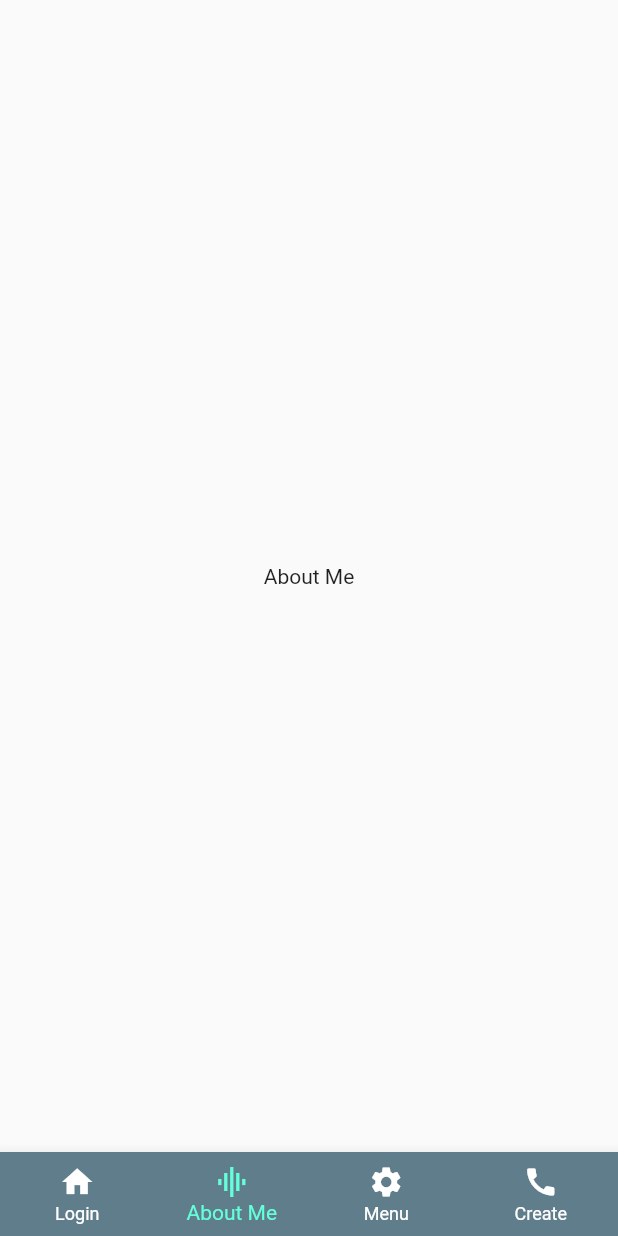
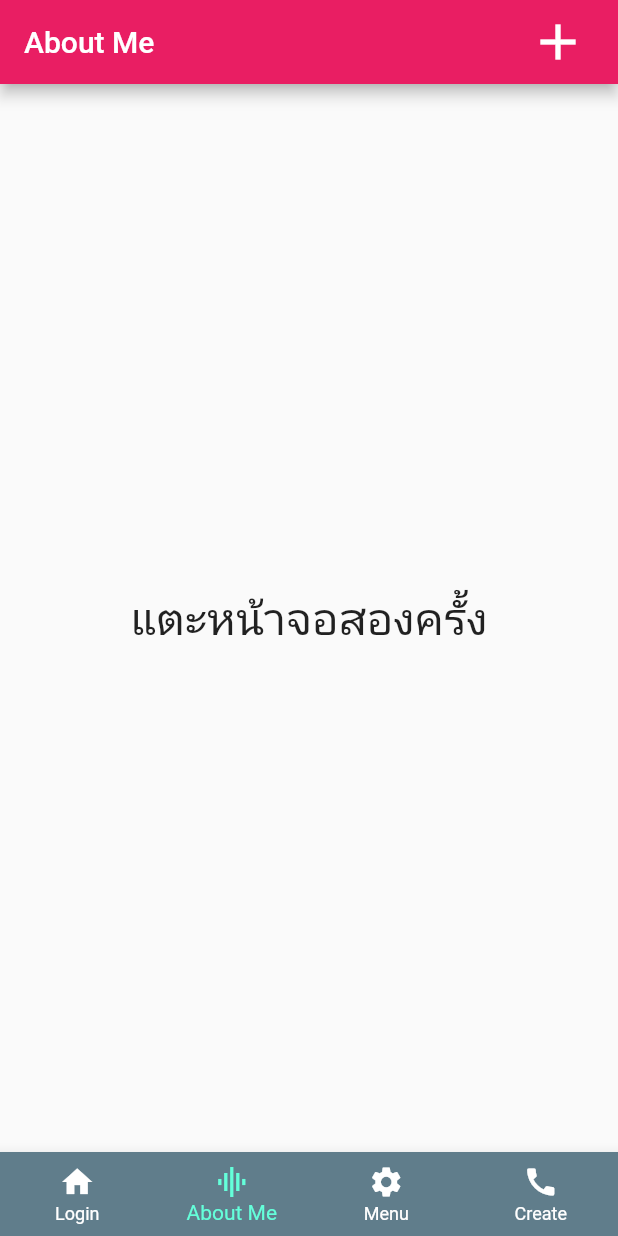
Before and after one commit to birdpakornpong/demo-flutter, a Flutter app: the screen it shows after launch, item 2 of the bottom bar chosen, on a phone screen of 412 x 824 dp. Run offline on Flutter 3.47's test engine with Material 2 defaults, Android fonts, the phone set to English and light mode, and no system bars.

Commit message:
about me page

```diff
--- a/lib/main.dart
+++ b/lib/main.dart
@@ -1,5 +1,6 @@
 import 'package:flutter/material.dart';
 import './screen/login.dart';
+import './screen/about-me.dart';
 
 void main() {
   runApp(const MyApp());
@@ -29,9 +30,7 @@ class _MyHomePageState extends State<MyHomePage> {
   int _routeIndex = 0;
   List<Widget> routeList = [
     LoginScreen(),
-    const Center(
-      child: Text("About Me"),
-    ),
+    AboutMe(),
     const Center(
       child: Text("Menu"),
     ),
--- /dev/null
+++ b/lib/screen/about-me.dart
@@ -0,0 +1,67 @@
+import 'package:flutter/material.dart';
+
+class AboutMe extends StatelessWidget {
+  @override
+  Widget build(BuildContext context) {
+    return Scaffold(
+        appBar: AppBar(
+          title: const Text('About Me'),
+          actions: [
+            GestureDetector(
+              child: const Padding(
+                padding: EdgeInsets.symmetric(horizontal: 20),
+                child: Icon(Icons.add, size: 40),
+              ),
+              onTap: () {
+                Navigator.push(
+                  context,
+                  MaterialPageRoute(builder: (context) {
+                    return FormScreen();
+                  }),
+                );
+              },
+            )
+          ],
+        ),
+        body: GestureDetector(
+          onDoubleTap: () {
+            Navigator.push(
+              context,
+              MaterialPageRoute(builder: (context) {
+                return FormScreen();
+              }),
+            );
+          },
+          child: const Center(
+              child: Text(
+            'แตะหน้าจอสองครั้ง',
+            style: TextStyle(
+              fontSize: 30,
+            ),
+          )),
+        ));
+  }
+}
+
+class FormScreen extends StatelessWidget {
+  @override
+  Widget build(BuildContext context) {
+    return Scaffold(
+        appBar: AppBar(
+          title: const Text('Form Screen'),
+        ),
+        body: GestureDetector(
+            onPanUpdate: (details) {
+              if (details.delta.dx >= 15 || details.delta.dx <= -15) {
+                print(details.delta.dx);
+                Navigator.pop(context);
+              }
+            },
+            child: const Center(
+              child: Text(
+                'ลากนิ้วเพื่อเปลี่ยนหน้าจอ',
+                style: TextStyle(fontSize: 30),
+              ),
+            )));
+  }
+}
```
